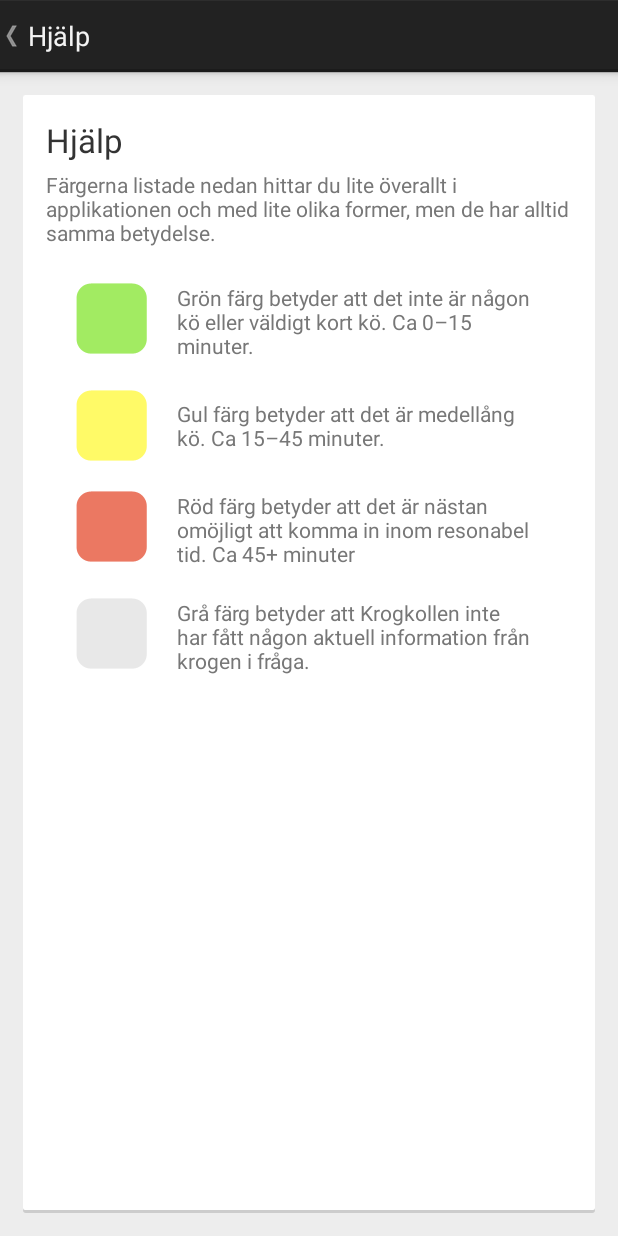
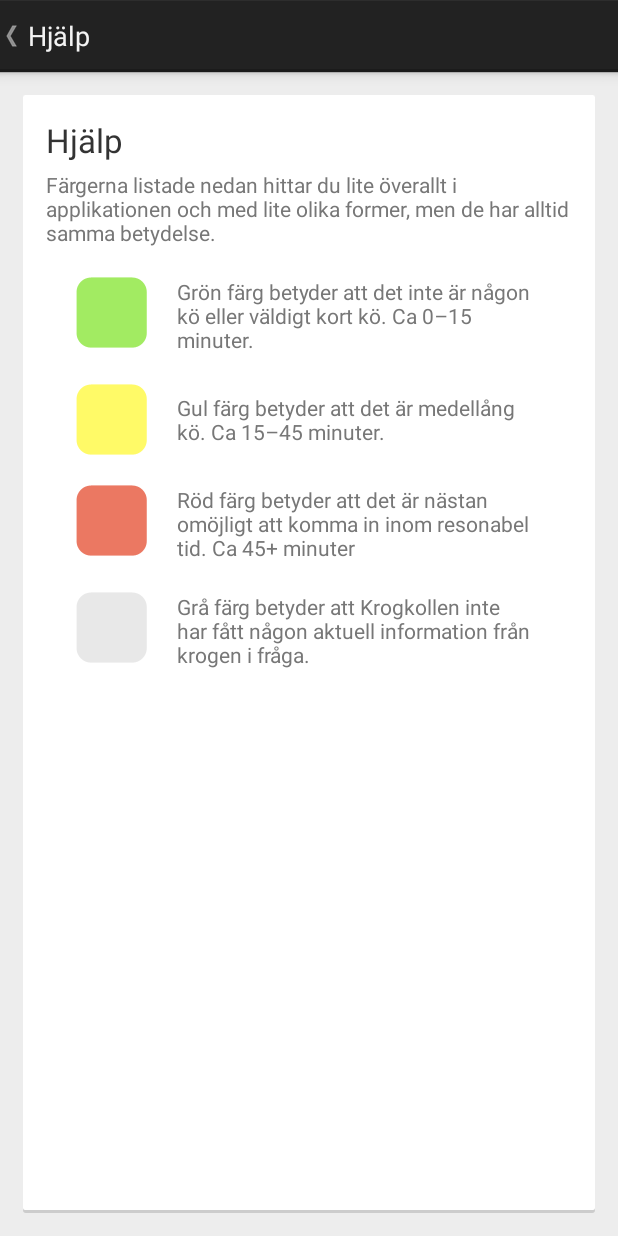
Before and after one commit to barreyo/Pubrundeappen-android, an Android app: the HelpActivity screen opened directly, with no data from a screen before it, on a phone screen of 412 x 824 dp. Run offline under Robolectric (Android 15) with nearby library versions, the phone set to English and light mode, and no system bars; 1 statement that could not run was skipped.

Commit message:
Fixed bug in help view.

```diff
--- a/Krogkollen/app/src/main/res/layout/activity_help.xml
+++ b/Krogkollen/app/src/main/res/layout/activity_help.xml
@@ -62,8 +62,8 @@ This file is part of Krogkollen.
                 <LinearLayout
                         android:layout_height="wrap_content"
                         android:layout_width="wrap_content"
-                        android:layout_marginTop="24dp"
-                        android:layout_gravity="center_horizontal"
+                        android:layout_marginTop="20dp"
+                        android:layout_gravity="start"
                         android:layout_marginRight="20dp"
                         android:layout_marginLeft="20dp"
                         android:orientation="horizontal">
@@ -71,6 +71,7 @@ This file is part of Krogkollen.
                     <ImageView
                             android:layout_height="wrap_content"
                             android:layout_width="wrap_content"
+                            android:layout_marginEnd="20dp"
                             android:layout_marginRight="20dp"
                             android:src="@drawable/help_icon_green"
                             android:contentDescription="@string/help_green">
@@ -90,7 +91,7 @@ This file is part of Krogkollen.
                         android:layout_height="wrap_content"
                         android:layout_width="wrap_content"
                         android:layout_marginTop="20dp"
-                        android:layout_gravity="center_horizontal"
+                        android:layout_gravity="start"
                         android:layout_marginRight="20dp"
                         android:layout_marginLeft="20dp"
                         android:orientation="horizontal">
@@ -98,6 +99,7 @@ This file is part of Krogkollen.
                     <ImageView
                             android:layout_height="wrap_content"
                             android:layout_width="wrap_content"
+                            android:layout_marginEnd="20dp"
                             android:layout_marginRight="20dp"
                             android:src="@drawable/help_icon_yellow"
                             android:contentDescription="@string/help_yellow">
@@ -117,7 +119,7 @@ This file is part of Krogkollen.
                         android:layout_height="wrap_content"
                         android:layout_width="wrap_content"
                         android:layout_marginTop="20dp"
-                        android:layout_gravity="center_horizontal"
+                        android:layout_gravity="start"
                         android:layout_marginRight="20dp"
                         android:layout_marginLeft="20dp"
                         android:orientation="horizontal">
@@ -125,6 +127,7 @@ This file is part of Krogkollen.
                     <ImageView
                             android:layout_height="wrap_content"
                             android:layout_width="wrap_content"
+                            android:layout_marginEnd="20dp"
                             android:layout_marginRight="20dp"
                             android:src="@drawable/help_icon_red"
                             android:contentDescription="@string/help_red">
@@ -144,7 +147,7 @@ This file is part of Krogkollen.
                         android:layout_height="wrap_content"
                         android:layout_width="wrap_content"
                         android:layout_marginTop="20dp"
-                        android:layout_gravity="center_horizontal"
+                        android:layout_gravity="start"
                         android:layout_marginRight="20dp"
                         android:layout_marginLeft="20dp"
                         android:orientation="horizontal">
@@ -152,6 +155,7 @@ This file is part of Krogkollen.
                     <ImageView
                             android:layout_height="wrap_content"
                             android:layout_width="wrap_content"
+                            android:layout_marginEnd="20dp"
                             android:layout_marginRight="20dp"
                             android:src="@drawable/help_icon_gray"
                             android:contentDescription="@string/help_gray">
```
